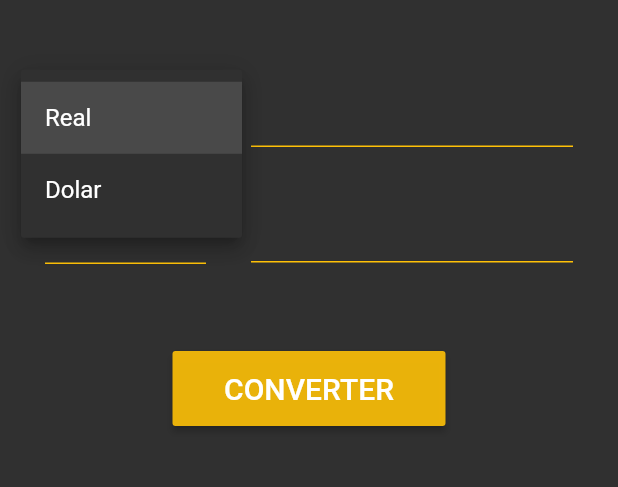
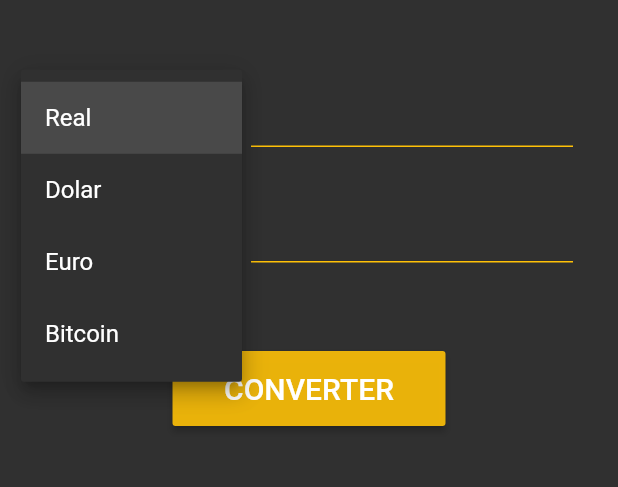
Before and after one commit to Lucas-Angelo/Dart-And-Flutter, a Flutter app: the screen it shows after launch, after a tap on "Real", on a phone screen of 412 x 824 dp, the part 300-787 px from its top. Run offline on Flutter 3.47's test engine with Material 2 defaults, Android fonts, the phone set to English and light mode, and no system bars.

Commit message:
currency converter finished

```diff
--- a/Flutter/projetos/conversor/conversor/lib/app/components/currency_box.dart
+++ b/Flutter/projetos/conversor/conversor/lib/app/components/currency_box.dart
@@ -1,6 +1,15 @@
+import 'package:conversor/app/models/currency_model.dart';
 import 'package:flutter/material.dart';
 
 class CurrencyBox extends StatelessWidget {
+
+  final List<CurrencyModel> items;
+  final CurrencyModel selectedItem;
+  final TextEditingController controller;
+  final void Function(CurrencyModel model) onChanged;
+
+  const CurrencyBox({Key key, this.items, this.controller, this.onChanged, this.selectedItem}) : super(key: key);
+
   @override
   Widget build(BuildContext context) {
     return Row(
@@ -10,23 +19,21 @@ class CurrencyBox extends StatelessWidget {
           flex: 1,
           child: SizedBox(
             height: 57,
-            child: DropdownButton(
+            child: DropdownButton<CurrencyModel>(
               iconEnabledColor: Colors.amber,
-              hint: Text("Moeda"),
               isExpanded: true,
+              value: selectedItem,
               underline: Container(
                 height: 1,
                 color: Colors.amber,
               ),
-              items: [
-                DropdownMenuItem(
-                  child: Text('Real'),
-                ),
-                DropdownMenuItem(
-                  child: Text('Dolar'),
-                ),
-              ],
-              onChanged: (value) {},
+              items: items.map((e) =>
+              DropdownMenuItem(
+                value: e,
+                child: Text(e.name)
+                )
+              ).toList(),
+              onChanged: onChanged,
             ),
           ),
         ),
@@ -34,6 +41,7 @@ class CurrencyBox extends StatelessWidget {
         Expanded(
           flex: 2,
             child: TextField(
+              controller: controller,
               decoration: InputDecoration(
                 enabledBorder: UnderlineInputBorder(
                     borderSide: BorderSide(color: Colors.amber)
--- a/Flutter/projetos/conversor/conversor/lib/app/views/home_view.dart
+++ b/Flutter/projetos/conversor/conversor/lib/app/views/home_view.dart
@@ -1,7 +1,24 @@
 import 'package:conversor/app/components/currency_box.dart';
+import 'package:conversor/app/controllers/home_controller.dart';
 import 'package:flutter/material.dart';
 
-class HomeView extends StatelessWidget {
+class HomeView extends StatefulWidget {
+  @override
+  _HomeViewState createState() => _HomeViewState();
+}
+
+class _HomeViewState extends State<HomeView> {
+
+  final TextEditingController toText = TextEditingController();
+  final TextEditingController fromText = TextEditingController();
+
+  HomeController homeController;
+
+  void initState() {
+    super.initState();
+    homeController = HomeController(toText: toText, fromText: fromText);
+  }
+
   Widget build(BuildContext context){
     return Scaffold(
       body: SizedBox(
@@ -13,13 +30,33 @@ class HomeView extends StatelessWidget {
             children: [
               Image.asset('assets/images/logo.png', width:  150, height: 150,),
               SizedBox(height: 50,),
-              CurrencyBox(),
+              CurrencyBox(
+                selectedItem: homeController.toCurrency,
+                controller: toText,
+                items: homeController.currencies,
+                onChanged: (model) {
+                  setState(() {
+                    homeController.toCurrency = model;
+                  });
+                },
+              ),
               SizedBox(height: 20,),
-              CurrencyBox(),
+              CurrencyBox(
+                selectedItem: homeController.fromCurrency,
+                controller: fromText,
+                items: homeController.currencies,
+                onChanged: (model) {
+                  setState(() {
+                    homeController.toCurrency = model;
+                  });
+                },
+              ),
               SizedBox(height: 50,),
               RaisedButton(
                 color: Colors.amber.withOpacity(0.9),
-                onPressed: () {},
+                onPressed: () {
+                  homeController.converter();
+                },
                 child: SizedBox(
                     width: 150,
                     height: 50,
```
